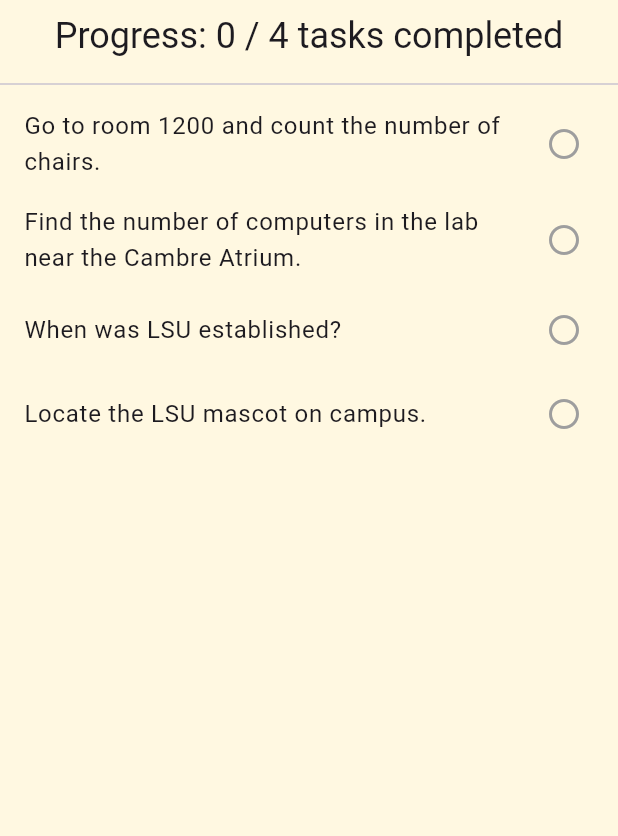
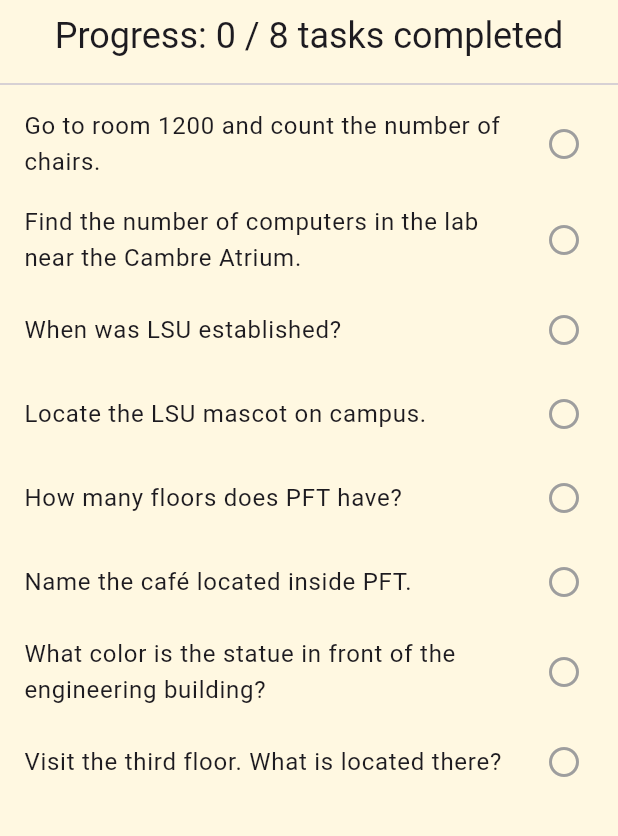
Before and after one commit to Jdav331/lsu_scavenge, a Flutter app: the screen it shows after launch, on a phone screen of 412 x 824 dp, the part 84-920 px from its top. Run offline on Flutter 3.47's test engine with Material 3 defaults, Android fonts, the phone set to English and light mode, and no system bars; our stand-ins replace shared_preferences.

Commit message:
Added more tasks

```diff
--- a/lib/main.dart
+++ b/lib/main.dart
@@ -267,4 +267,8 @@
   Task(id: 2, description: 'Find the number of computers in the lab near the Cambre Atrium.', correctAnswer: '20'),
   Task(id: 3, description: 'When was LSU established?', correctAnswer: '1853'),
   Task(id: 4, description: 'Locate the LSU mascot on campus.', correctAnswer: 'Tiger'),
+  Task(id: 5, description: 'How many floors does PFT have?', correctAnswer: '3'),
+  Task(id: 6, description: 'Name the café located inside PFT.', correctAnswer: 'Panera'),
+  Task(id: 7, description: 'What color is the statue in front of the engineering building?', correctAnswer: 'Bronze'),
+  Task(id: 8, description: 'Visit the third floor. What is located there?', correctAnswer: 'Offices'),
 ];
```
